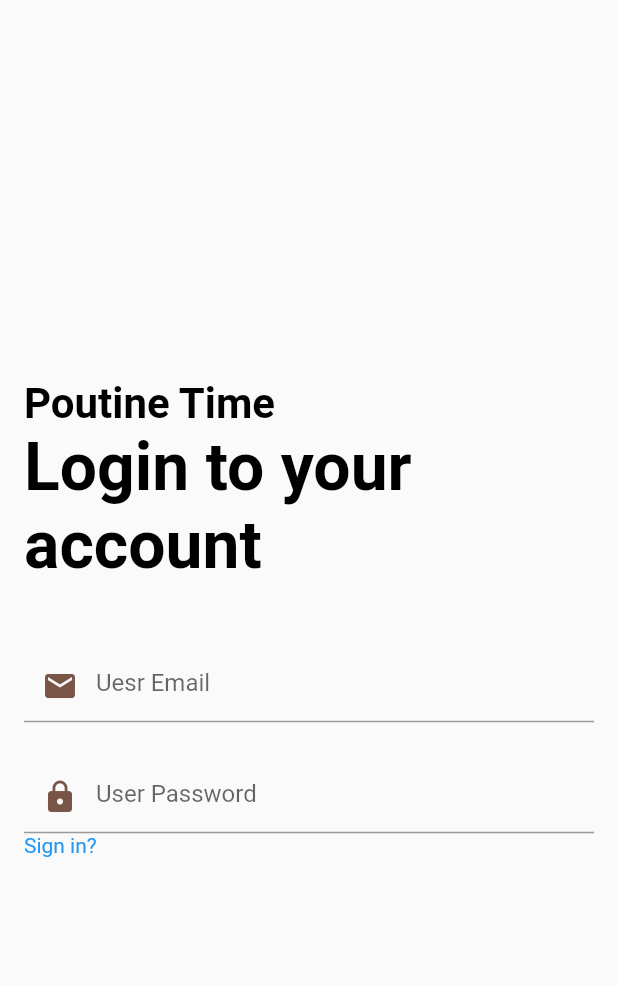
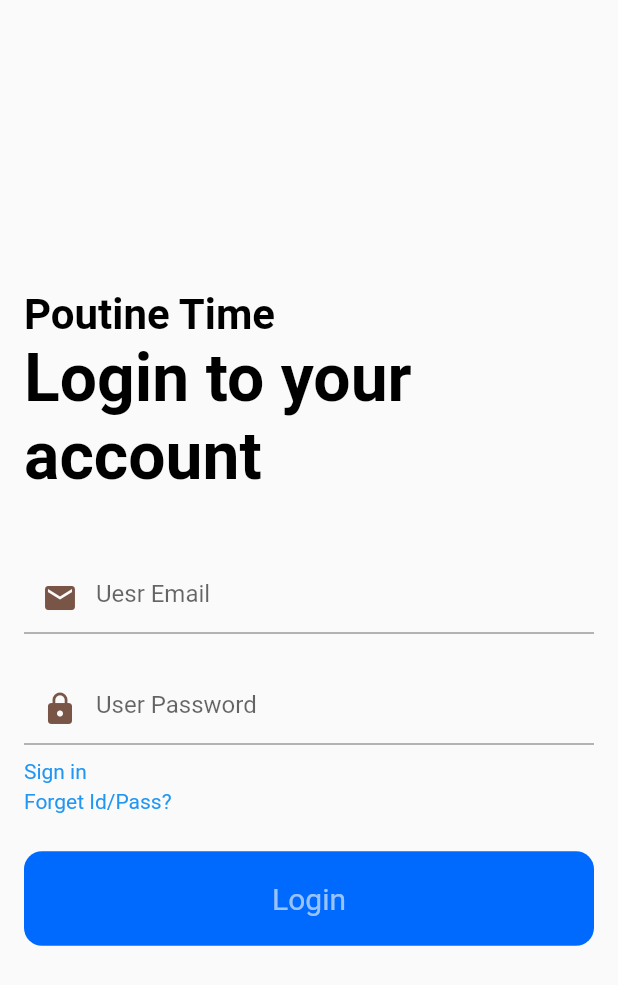
Before and after one commit to yanggank1212/CS4768-Group-5-Project, a Flutter app: the screen it shows after launch, on a phone screen of 412 x 824 dp. Shown: the top 985 px of the screen. Run offline on Flutter 3.47's test engine with Material 2 defaults, Android fonts, the phone set to English and light mode, and no system bars; our stand-ins replace google_fonts.

Commit message:
basic ui finished

```diff
--- a/poutine_time/lib/main.dart
+++ b/poutine_time/lib/main.dart
@@ -15,11 +15,6 @@ class MyApp extends StatelessWidget {
   }
 }
 
-/* step 1 Creta themain layout of the app
-
-
-
- */
 
 class HomePage extends StatefulWidget {
   const HomePage({super.key});
@@ -45,6 +40,8 @@ class LoginScreen extends StatefulWidget {
 }
 
 class _LoginScreenState extends State<LoginScreen> {
+  get onPressed => null;
+
   @override
   Widget build(BuildContext context) {
     return Padding(
@@ -52,7 +49,7 @@ class _LoginScreenState extends State<LoginScreen> {
       child: Column(
         mainAxisAlignment: MainAxisAlignment.center,
         crossAxisAlignment: CrossAxisAlignment.start,
-        children: const [
+        children: [
           Text(
               "Poutine Time",
               style:TextStyle(
@@ -66,7 +63,7 @@ class _LoginScreenState extends State<LoginScreen> {
           fontWeight: FontWeight.bold
           ),
           ),
-          SizedBox(
+          SizedBox(//SizdedBox to make space between the contents
             height: 44.0,
           ),
           TextField(
@@ -86,9 +83,35 @@ class _LoginScreenState extends State<LoginScreen> {
              prefixIcon: Icon(Icons.lock, color:Colors.brown),
           ),
           ),
+          SizedBox(
+            height: 10.0,
+          ),
           Text(
-              "Sign in?",
+              "Sign in",
                style: TextStyle(color: Colors.blue),
+          ),
+          SizedBox(
+            height: 4.0,
+          ),
+          Text(
+            "Forget Id/Pass?",
+                style: TextStyle(color: Colors.blue),
+          ),
+          SizedBox(
+            height: 25,
+          ),
+          Container(
+            width: double.infinity,
+            child: RawMaterialButton(
+              fillColor: Color(0xFF0069FE),
+              elevation: 0.0,
+              padding: EdgeInsets.symmetric(vertical: 20.0),
+              shape: RoundedRectangleBorder(
+                borderRadius: BorderRadius.circular(12.0)),
+
+              onPressed: () {},
+              child: Text("Login", style: TextStyle(color: Colors.white60, fontSize: 20),),
+            ),
           )
       ]),
     );
```
